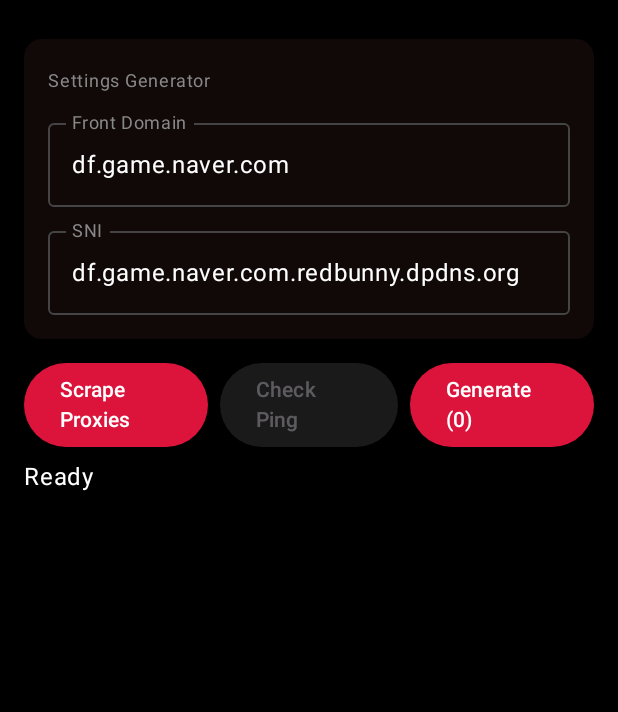
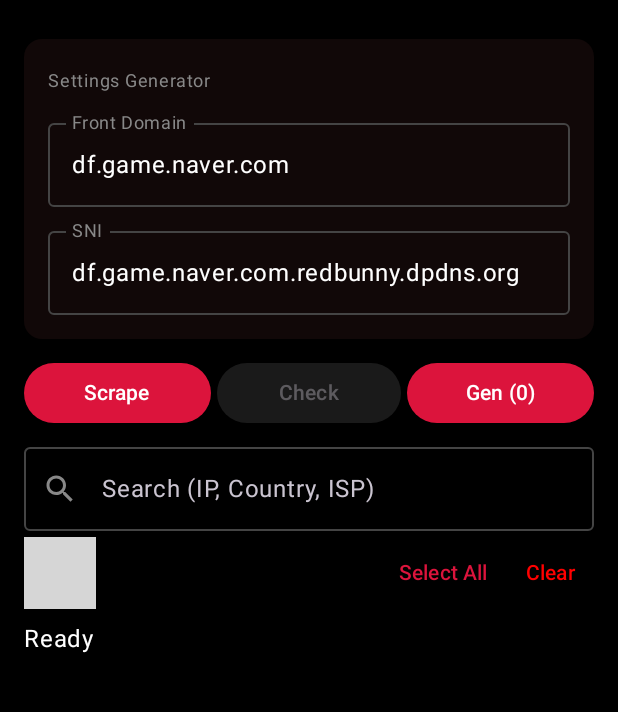
Before and after one commit to Whymyhuman/RedBunnyNative, an Android app built with Jetpack Compose: the screen it shows after launch (MainActivity), on a phone screen of 412 x 824 dp, the part 69-781 px from its top. Run offline under Robolectric (Android 15) with nearby library versions, the phone set to English and light mode, and no system bars; 2 statements that could not run were skipped; grey boxes are pictures that could not be loaded.

Commit message:
Feat: Add Search Bar, Advanced Filter, and Bulk Selection (Select All/None)

```diff
--- a/app/src/main/java/com/redbunny/nativ/MainActivity.kt
+++ b/app/src/main/java/com/redbunny/nativ/MainActivity.kt
@@ -64,13 +64,33 @@
 
     var proxies by remember { mutableStateOf<List<ProxyItem>>(emptyList()) }
     var selectedProxies by remember { mutableStateOf<Set<ProxyItem>>(emptySet()) }
-    var isLoading by remember { mutableStateOf(false) } // For scraping
-    var isChecking by remember { mutableStateOf(false) } // For checking connectivity
+    var isLoading by remember { mutableStateOf(false) }
+    var isChecking by remember { mutableStateOf(false) }
     var statusMsg by remember { mutableStateOf("Ready") }
 
     // Settings State
     var frontDomain by remember { mutableStateOf("df.game.naver.com") }
     var sni by remember { mutableStateOf("df.game.naver.com.redbunny.dpdns.org") }
+
+    // Search & Filter State
+    var searchQuery by remember { mutableStateOf("") }
+
+    // Filtered Proxies Logic
+    val filteredProxies by remember(proxies, searchQuery) {
+        derivedStateOf {
+            if (searchQuery.isBlank()) {
+                proxies
+            } else {
+                val query = searchQuery.lowercase()
+                proxies.filter {
+                    it.ip.contains(query) ||
+                    it.country.lowercase().contains(query) ||
+                    it.provider.lowercase().contains(query) ||
+                    it.port.toString().contains(query)
+                }
+            }
+        }
+    }
 
     // Dialogs State
     var showResultDialog by remember { mutableStateOf(false) }
@@ -91,18 +111,18 @@
                 }
             )
         }
-    ) {
+    ) { padding ->
         Column(
             modifier = Modifier
                 .fillMaxSize()
                 .background(Color.Black)
-                .padding(it)
+                .padding(padding)
                 .padding(horizontal = 16.dp, vertical = 8.dp)
         ) {
             // Settings Card
             Card(
                 colors = CardDefaults.cardColors(containerColor = Color(0xFF110808)),
-                modifier = Modifier.fillMaxWidth().padding(bottom = 16.dp)
+                modifier = Modifier.fillMaxWidth().padding(bottom = 8.dp)
             ) {
                 Column(modifier = Modifier.padding(16.dp)) {
                     Text("Settings Generator", color = Color.Gray, fontSize = 12.sp)
@@ -133,11 +153,10 @@
                 }
             }
 
-            // Action Buttons
+            // Action Buttons Row
             Row(
-                modifier = Modifier.fillMaxWidth(),
-                horizontalArrangement = Arrangement.SpaceAround,
-                verticalAlignment = Alignment.CenterVertically
+                modifier = Modifier.fillMaxWidth().padding(vertical = 4.dp),
+                horizontalArrangement = Arrangement.SpaceAround
             ) {
                 Button(
                     onClick = {
@@ -145,44 +164,29 @@
                             isLoading = true
                             statusMsg = "Starting scrape..."
                             val sources = ProxyRepository.getSources(context)
-                            proxies = ProxyScraper.scrapeAll(sources) { msg ->
-                                statusMsg = msg // Update status real-time
-                            }
+                            proxies = ProxyScraper.scrapeAll(sources) { msg -> statusMsg = msg }
                             statusMsg = "Done. Found ${proxies.size} proxies."
                             isLoading = false
                         }
                     },
                     enabled = !isLoading && !isChecking,
-                    modifier = Modifier.weight(1f).padding(end = 4.dp)
-                ) {
-                    Text(if (isLoading) "Scraping..." else "Scrape Proxies")
-                }
+                    modifier = Modifier.weight(1f).padding(end = 2.dp)
+                ) { Text(if (isLoading) "..." else "Scrape") }
 
                 Button(
                     onClick = {
                         scope.launch {
                             isChecking = true
                             statusMsg = "Pinging proxies (TCP)..."
-
-                            // Check ALL proxies to refresh latency
                             val checkedProxies = ProxyChecker.checkProxies(proxies)
-
-                            // Replace the whole list to force Compose update
                             proxies = checkedProxies
-
-                            // Filter for working proxies (latency != -1)
-                            val workingProxies = proxies.filter { it.isWorking }
-                            selectedProxies = workingProxies.toSet()
-
-                            statusMsg = "Done. ${workingProxies.size} proxies online."
+                            statusMsg = "Done. ${proxies.count { it.isWorking }} online."
                             isChecking = false
                         }
                     },
                     enabled = proxies.isNotEmpty() && !isLoading && !isChecking,
-                    modifier = Modifier.weight(1f).padding(horizontal = 4.dp)
-                ) {
-                    Text(if (isChecking) "Pinging..." else "Check Ping")
-                }
+                    modifier = Modifier.weight(1f).padding(horizontal = 2.dp)
+                ) { Text(if (isChecking) "..." else "Check") }
 
                 Button(
                     onClick = {
@@ -192,19 +196,47 @@
                         }
                         val options = ConfigGenerator.ConfigOptions(frontDomain, sni)
                         val configs = selectedProxies.flatMap { proxy ->
-                            listOf(
-                                ConfigGenerator.generateVless(proxy, options),
-                                ConfigGenerator.generateTrojan(proxy, options)
-                            )
+                            listOf(ConfigGenerator.generateVless(proxy, options), ConfigGenerator.generateTrojan(proxy, options))
                         }.joinToString("\n\n")
-
                         generatedConfig = configs
                         showResultDialog = true
                     },
                     colors = ButtonDefaults.buttonColors(containerColor = MaterialTheme.colorScheme.primary),
-                    modifier = Modifier.weight(1f).padding(start = 4.dp)
-                ) {
-                    Text("Generate (${selectedProxies.size})")
+                    modifier = Modifier.weight(1f).padding(start = 2.dp)
+                ) { Text("Gen (${selectedProxies.size})") }
+            }
+
+            // Search & Selection Row
+            OutlinedTextField(
+                value = searchQuery,
+                onValueChange = { searchQuery = it },
+                label = { Text("Search (IP, Country, ISP)") },
+                leadingIcon = { Icon(Icons.Filled.Search, contentDescription = "Search", tint = Color.Gray) },
+                modifier = Modifier.fillMaxWidth().padding(bottom = 4.dp),
+                colors = OutlinedTextFieldDefaults.colors(
+                    focusedTextColor = Color.White, unfocusedTextColor = Color.White,
+                    focusedContainerColor = Color(0xFF1A1A1A),
+                    focusedBorderColor = Color.Gray, unfocusedBorderColor = Color.DarkGray
+                )
+            )
+
+            Row(
+                modifier = Modifier.fillMaxWidth().padding(bottom = 4.dp),
+                horizontalArrangement = Arrangement.SpaceBetween,
+                verticalAlignment = Alignment.CenterVertically
+            ) {
+                Text(
+                    text = "Showing: ${filteredProxies.value.size} / ${proxies.size}",
+                    color = Color.Gray,
+                    fontSize = 12.sp
+                )
+                Row {
+                    TextButton(onClick = { selectedProxies = selectedProxies + filteredProxies.value }) {
+                        Text("Select All")
+                    }
+                    TextButton(onClick = { selectedProxies = emptySet() }) {
+                        Text("Clear", color = Color.Red)
+                    }
                 }
             }
 
@@ -216,21 +248,17 @@
                  LinearProgressIndicator(modifier = Modifier.fillMaxWidth().padding(vertical = 8.dp))
             }
 
-            Text(text = statusMsg, color = Color.White, modifier = Modifier.padding(vertical = 8.dp))
+            Text(text = statusMsg, color = Color.White, modifier = Modifier.padding(vertical = 4.dp), maxLines = 1, overflow = TextOverflow.Ellipsis)
 
-            // Proxy List
+            // Proxy List (Filtered)
             LazyColumn(
                 verticalArrangement = Arrangement.spacedBy(8.dp),
                 modifier = Modifier.weight(1f)
             ) {
-                items(proxies, key = { "${it.ip}:${it.port}" }) { proxy ->
+                items(filteredProxies.value, key = { "${it.ip}:${it.port}" }) { proxy ->
                     val isSelected = selectedProxies.contains(proxy)
                     ProxyItemCard(proxy, isSelected) {
-                        selectedProxies = if (isSelected) {
-                            selectedProxies - proxy
-                        } else {
-                            selectedProxies + proxy
-                        }
+                        selectedProxies = if (isSelected) selectedProxies - proxy else selectedProxies + proxy
                     }
                 }
             }
```
